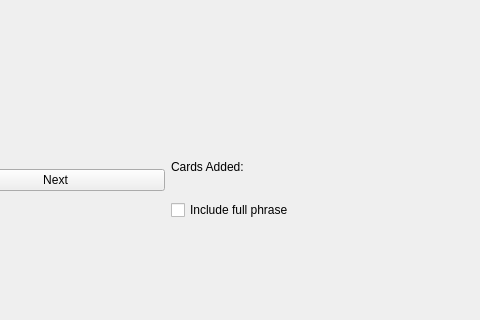
This is inputform.ui in hsetlik/CodexQt as Qt 5 draws it before an edit; both pictures show x 320 to 800 and y 280 to 600 of the 800 by 600 pixel window. The edited form follows.
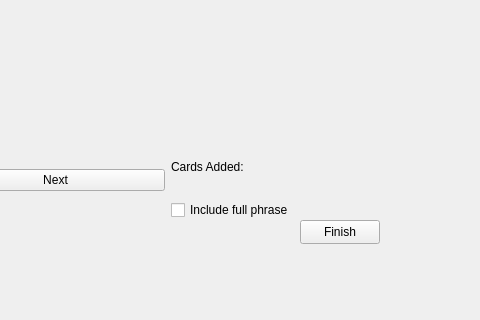
This is the edited form.

The edit to the form file:
```diff
--- a/inputform.ui
+++ b/inputform.ui
@@ -71,6 +71,19 @@
     </item>
    </layout>
   </widget>
+  <widget class="QPushButton" name="finishButton">
+   <property name="geometry">
+    <rect>
+     <x>620</x>
+     <y>500</y>
+     <width>80</width>
+     <height>24</height>
+    </rect>
+   </property>
+   <property name="text">
+    <string>Finish</string>
+   </property>
+  </widget>
  </widget>
  <resources/>
  <connections/>
```
